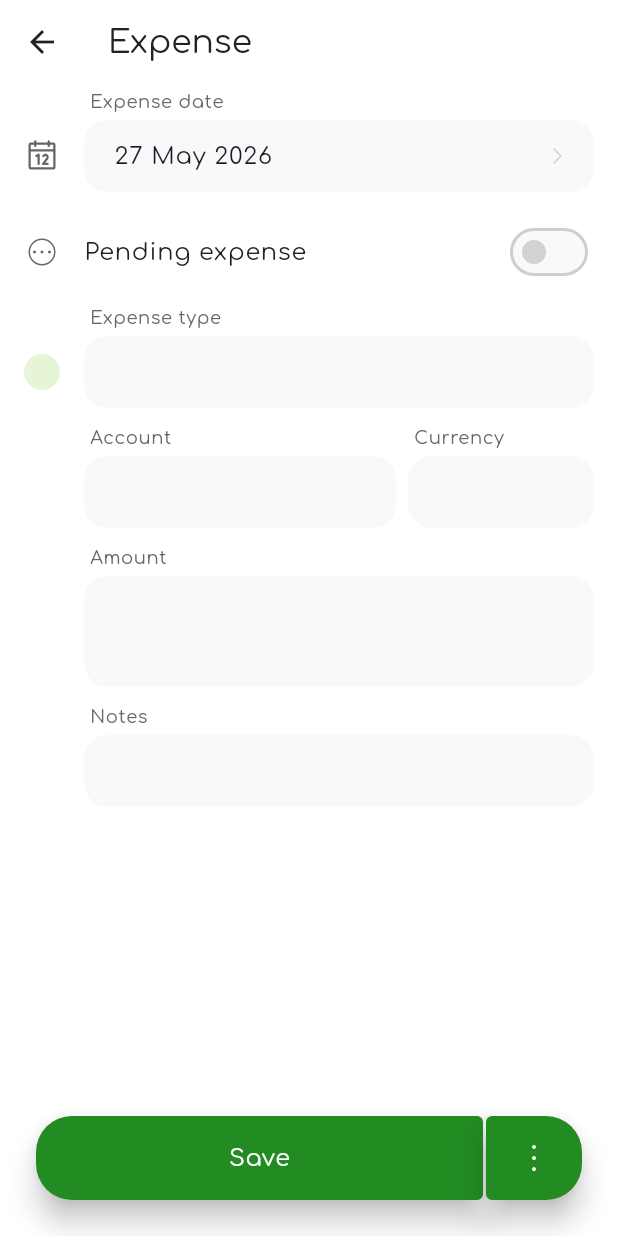
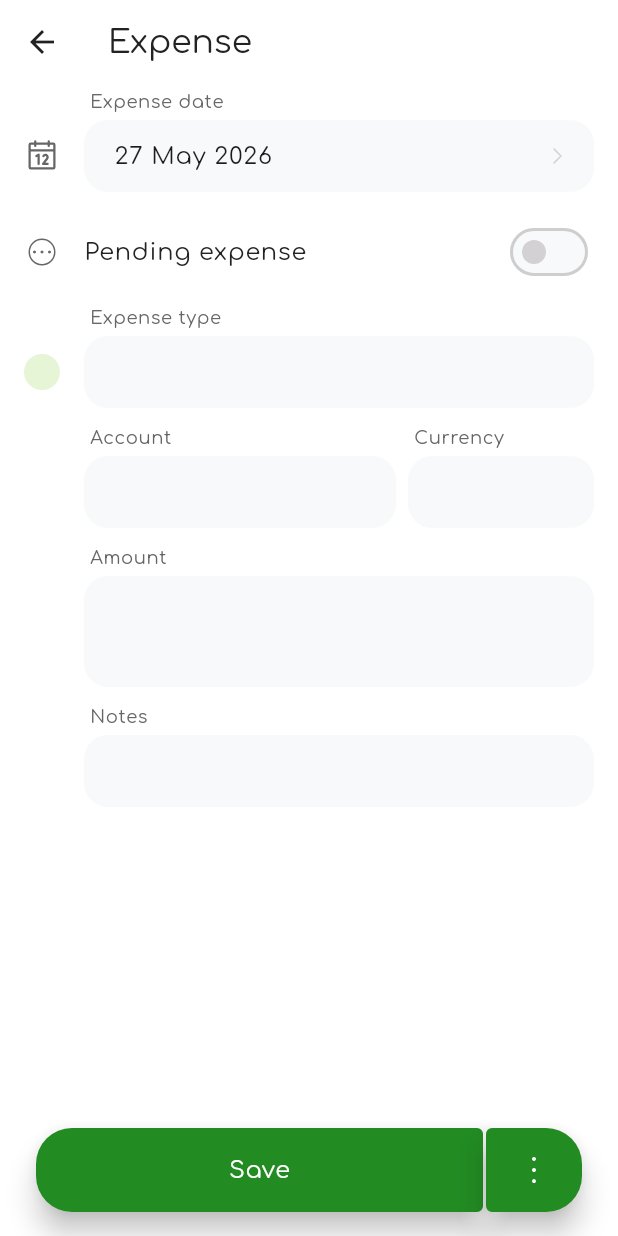
Before and after one commit to wildarg/portmone_3.5, a Flutter app: the screen it shows after launch, after a tap on "Expense", on a phone screen of 412 x 824 dp. Run offline on Flutter 3.47's test engine with Material 3 defaults, Android fonts, the phone set to English and light mode, and no system bars; our stand-ins replace file_picker, fl_chart, flutter_animate, flutter_bloc, flutter_svg, freezed_annotation and 5 more; accounts and stored records are empty.

Commit message:
feat: Enhance input field behavior and improve suggestion filtering in autocomplete fields (#16)

```diff
--- a/lib/ui/core/base_text_field.dart
+++ b/lib/ui/core/base_text_field.dart
@@ -51,6 +51,7 @@ class BaseTextField extends StatelessWidget {
       style: style,
       textAlign: textAlign ?? TextAlign.start,
       keyboardType: keyboardType,
+      scrollPadding: EdgeInsets.all(200),
       decoration: InputDecoration(
         constraints: constraints,
         prefix: SizedBox(width: 16),
--- a/lib/ui/editor/common/transaction_account_field.dart
+++ b/lib/ui/editor/common/transaction_account_field.dart
@@ -34,7 +34,7 @@ class TransactionAccountField extends StatelessWidget {
               label: title,
               displayStringForText: (account) => account.name,
               toLabel: (account) => account.fullName,
-              suggestions: state,
+              suggestions: state.where((e) => !e.isArchived).toList(),
               controller: accountController,
               onSelected: (account) {
                   currencyController.text = account?.currency.name ?? '';
--- a/lib/ui/editor/operation_editor.dart
+++ b/lib/ui/editor/operation_editor.dart
@@ -89,19 +89,18 @@ class OperationEditor extends StatelessWidget {
         ),
         backgroundColor: context.colorScheme.surfaceContainer,
         body: SafeArea(
-          maintainBottomViewPadding: false,
-          minimum: EdgeInsets.only(bottom: 50),
           child: Padding(
             padding: const EdgeInsets.symmetric(horizontal: 16),
             child: ListView(
               children:
                   fieldListBuilder(context) +
-                  const <Widget>[SizedBox(height: 100)],
+                  const <Widget>[SizedBox(height: 300)],
             ),
           ),
         ),
-        bottomNavigationBar: Padding(
-          padding: const EdgeInsetsGeometry.all(24),
+        floatingActionButtonLocation: FloatingActionButtonLocation.centerFloat,
+        floatingActionButton: Padding(
+          padding: const EdgeInsets.symmetric(horizontal: 24),
           child: Row(
             spacing: 2,
             children: [
--- a/lib/utils/string_extensions.dart
+++ b/lib/utils/string_extensions.dart
@@ -140,7 +140,7 @@ extension NullableStringExtensions on String? {
     if (this == null || this!.isEmpty) return (replacement, replacement.length);
     final text = this!;
 
-    final RegExp wordRegex = RegExp(r'[\p{L}\p{N}#]+', unicode: true);
+    final RegExp wordRegex = RegExp(r'#*[\p{L}\p{N}]*', unicode: true);
 
     final Iterable<RegExpMatch> matches = wordRegex.allMatches(text);
 
```
Also changed, not shown: lib/ui/core/ui_autocomplete_field.dart (+15 -12 lines).
